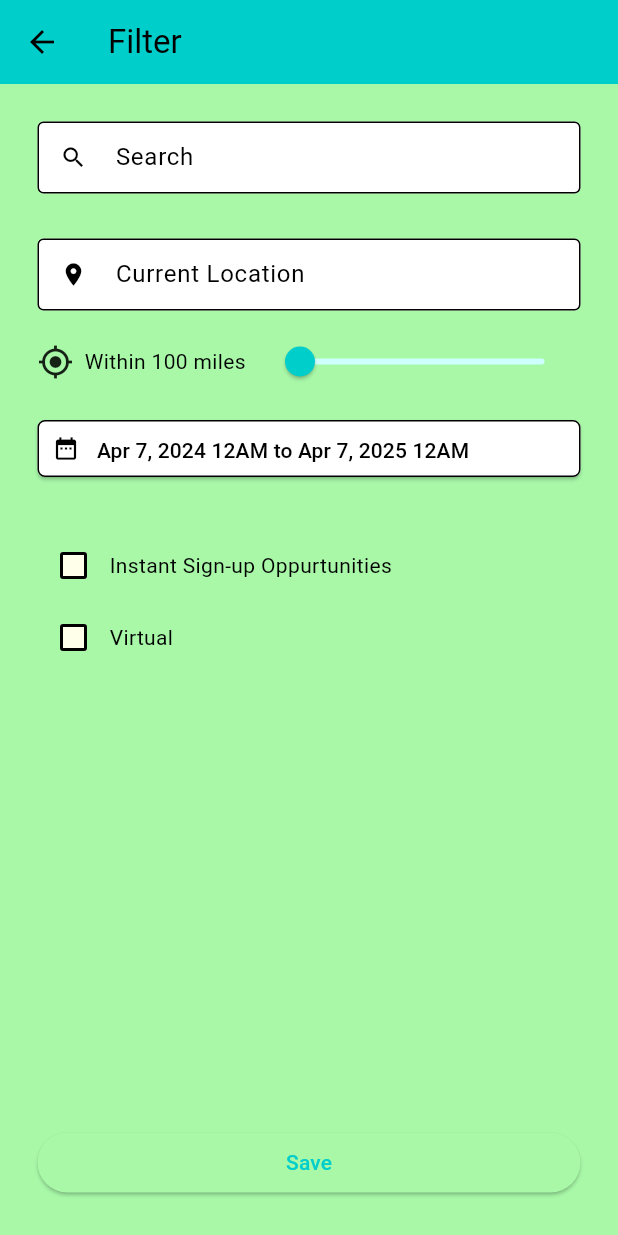
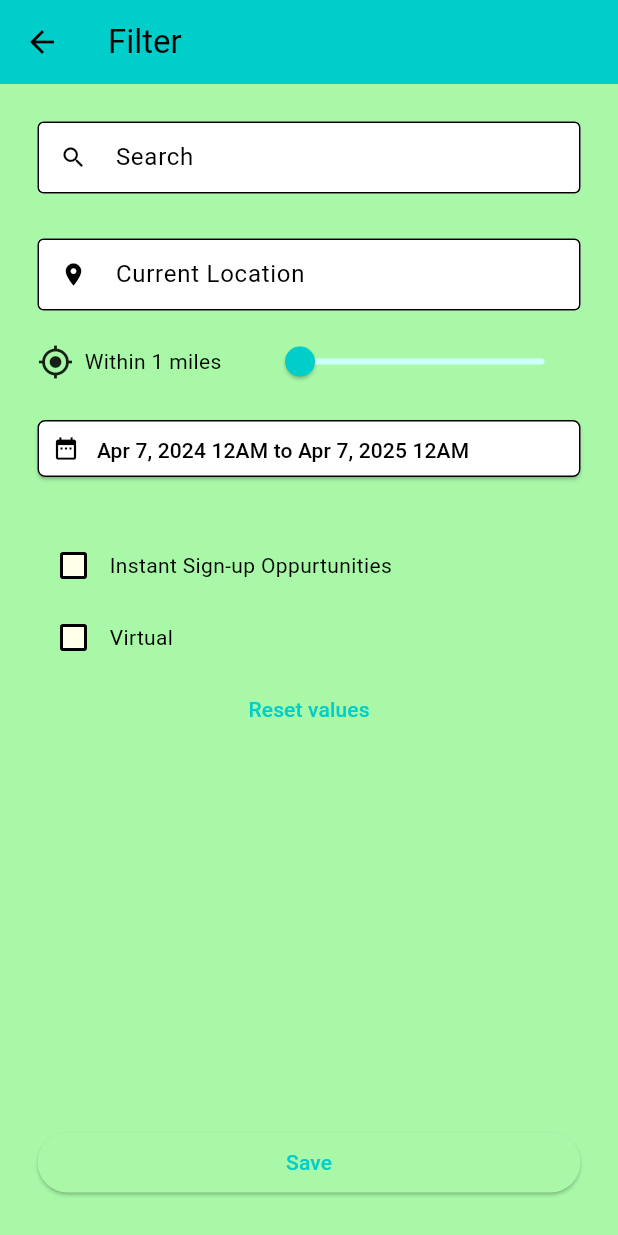
Before and after one commit to Ario-Lab18/wearevolunteenz, a Flutter app: the screen it shows after launch, after a tap on an icon or button, on a phone screen of 412 x 824 dp. Run offline on Flutter 3.47's test engine with Material 2 defaults, Android fonts, the phone set to English and light mode, and no system bars; our stand-ins replace device_info_plus, file_picker, geolocator, google_sign_in; missing offline and left inert: dart:ffi, mailer; network calls fail.

Commit message:
Slight addendums

```diff
--- a/lib/main.dart
+++ b/lib/main.dart
@@ -147,8 +147,47 @@ class _FilterPageState extends State<FilterPage> {
   Position? uposition;
 
   Map<String, dynamic> permFilter;
-  List<int> values = [1,2,3,4,5,6,7,8,9,10,12,14,16,18,20,22,24,26,28,30,35,40,45,50,55,60,65,70,80,90,100,110,120,130,140,150];
-  int selectedIndex = 0;
+  List<int> sliderValues = [
+    1,
+    2,
+    3,
+    4,
+    5,
+    6,
+    7,
+    8,
+    9,
+    10,
+    12,
+    14,
+    16,
+    18,
+    20,
+    22,
+    24,
+    26,
+    28,
+    30,
+    35,
+    40,
+    45,
+    50,
+    55,
+    60,
+    65,
+    70,
+    80,
+    90,
+    100,
+    110,
+    120,
+    130,
+    140,
+    150
+  ];
+
+    final locText = TextEditingController();
+    TextEditingController searchText = TextEditingController();
 
   void _getCurrentLocation() async {
     Position? position = await Geolocator.getCurrentPosition(
@@ -210,6 +249,8 @@ class _FilterPageState extends State<FilterPage> {
   void initState() {
     super.initState();
     tempFilter = Map.from(permFilter);
+    searchText.text = tempFilter["searchText"];
+    locText.text = tempFilter["location"];
   }
 
   @override
@@ -228,7 +269,8 @@ class _FilterPageState extends State<FilterPage> {
         child: Column(
           children: [
             TextFormField(
-              initialValue: tempFilter["searchText"],
+              controller: searchText,
+              //initialValue: tempFilter["searchText"],
               onChanged: (newText) {
                 tempFilter["searchText"] = newText;
               },
@@ -245,7 +287,8 @@ class _FilterPageState extends State<FilterPage> {
               height: 30,
             ),
             TextFormField(
-              initialValue: tempFilter["location"],
+              controller: locText,
+              //initialValue: tempFilter["location"],
               onChanged: (newText) {
                 setState(() {
                   tempFilter["location"] = newText;
@@ -274,17 +317,16 @@ class _FilterPageState extends State<FilterPage> {
                 Expanded(
                   child: Slider(
                     min: 0,
-                    max: (values.length).toDouble() - 1,
-                    divisions: values.length,
+                    max: (sliderValues.length).toDouble() - 1,
+                    divisions: sliderValues.length,
                     activeColor: theme.colorScheme.primary,
                     inactiveColor: HSLColor.fromColor(theme.colorScheme.primary)
                         .withLightness(0.9)
                         .toColor(),
-                    value: selectedIndex.toDouble(),
+                    value: sliderValues.indexOf(tempFilter["radius"]).toDouble(),
                     onChanged: (value) {
                       setState(() {
-                        selectedIndex = value.toInt();
-                        tempFilter["radius"] = values[selectedIndex];
+                        tempFilter["radius"] = sliderValues[value.toInt()];
                       });
                     },
                   ),
@@ -353,6 +395,15 @@ class _FilterPageState extends State<FilterPage> {
                 const Text("Virtual"),
               ],
             ),
+            TextButton(
+                onPressed: () {
+                  setState(() {
+                    tempFilter = Map.from(permFilter);
+                    searchText.text = tempFilter["searchText"];
+                    locText.text = tempFilter["location"];
+                  });
+                },
+                child: const Text("Reset values")),
             const Expanded(
                 child: SizedBox(
               width: 5,
@@ -371,7 +422,7 @@ class _FilterPageState extends State<FilterPage> {
                       try {
                         final response = await http
                             .get(Uri.parse(
-                                "https://nominatim.openstreetmap.org/search?format=json&addressdetails=1&q=${tempFilter["location"]}"))
+                                "https://nominatim.openstreetmap.org/search?format=json&addressdetails=1&q=${tempFilter["location"]}, California"))
                             .timeout(const Duration(seconds: 30));
 
                         if (response.statusCode == 200) {
@@ -452,7 +503,7 @@ class _OppState extends State<Opp> {
         end: DateTime.now().add(const Duration(days: 365))),
     "dateRangeChanged": false,
     "location": 'Current Location',
-    "radius": 100.0,
+    "radius": 1,
     "lat": 0.0,
     "lon": 0.0,
     "signUp": false,
@@ -702,7 +753,7 @@ class _OppState extends State<Opp> {
                                   style: const TextStyle(fontSize: 17),
                                   textAlign: TextAlign.center),
                               onPressed: () async {
-                                //_determinePosition();
+                                _determinePosition();
                                 var test = await Navigator.push(
                                   context,
                                   MaterialPageRoute(
@@ -820,7 +871,11 @@ class _OppState extends State<Opp> {
                                               fontWeight: FontWeight.bold,
                                             ),
                                           ),
-                                    subtitle: Text(items[index]["org"]),
+                                    subtitle: (items[index]["dateStart"]
+                                            .isEmpty)
+                                        ? Text(items[index]["org"])
+                                        : Text(
+                                            "${items[index]["org"]}\n${DateFormat("MMM d, h:mm a").format(DateTime.parse(items[index]["dateStart"]).toLocal())}-${DateFormat("EEE, MMM-d-yyyy, h:mm a").format(DateTime.parse(items[index]["dateEnd"]).toLocal())}"),
                                     contentPadding:
                                         const EdgeInsets.only(left: 10),
                                     visualDensity: const VisualDensity(
```
